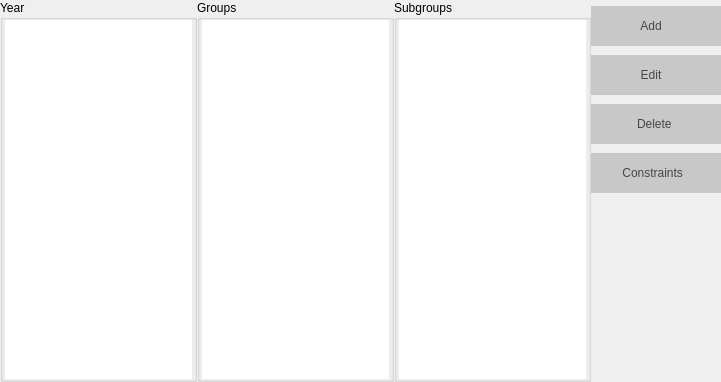
alexandrutm/UnivTimetable, file Orar/OrarApp/ClassesView.ui: the form before one commit.
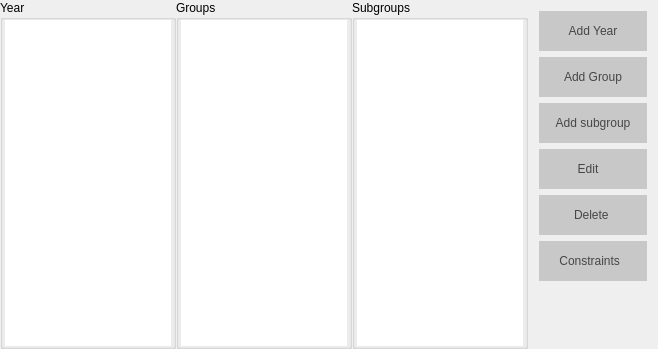
The form after the commit. Icons and pictures are not drawn.

Commit message: Split clases in groups and print some activity in timetable view

```diff
--- a/Orar/OrarApp/ClassesView.ui
+++ b/Orar/OrarApp/ClassesView.ui
@@ -6,10 +6,16 @@
    <rect>
     <x>0</x>
     <y>0</y>
-    <width>721</width>
-    <height>382</height>
+    <width>658</width>
+    <height>349</height>
    </rect>
   </property>
+  <property name="minimumSize">
+   <size>
+    <width>500</width>
+    <height>0</height>
+   </size>
+  </property>
   <property name="windowTitle">
    <string>ClassesView</string>
   </property>
@@ -34,6 +40,12 @@
    </property>
    <item>
     <widget class="QGroupBox" name="groupBox">
+     <property name="minimumSize">
+      <size>
+       <width>40</width>
+       <height>40</height>
+      </size>
+     </property>
      <property name="title">
       <string>Year</string>
      </property>
@@ -54,7 +66,13 @@
        <number>0</number>
       </property>
       <item>
-       <widget class="QTableView" name="mTable">
+       <widget class="QTableView" name="mYearTable">
+        <property name="minimumSize">
+         <size>
+          <width>40</width>
+          <height>0</height>
+         </size>
+        </property>
         <property name="styleSheet">
          <string notr="true"/>
         </property>
@@ -74,6 +92,12 @@
    </item>
    <item>
     <widget class="QGroupBox" name="groupBox_2">
+     <property name="minimumSize">
+      <size>
+       <width>40</width>
+       <height>40</height>
+      </size>
+     </property>
      <property name="title">
       <string>Groups</string>
      </property>
@@ -95,6 +119,12 @@
       </property>
       <item>
        <widget class="QTableView" name="mGroupTable">
+        <property name="minimumSize">
+         <size>
+          <width>40</width>
+          <height>0</height>
+         </size>
+        </property>
         <property name="frameShape">
          <enum>QFrame::NoFrame</enum>
         </property>
@@ -111,6 +141,12 @@
    </item>
    <item>
     <widget class="QGroupBox" name="groupBox_3">
+     <property name="minimumSize">
+      <size>
+       <width>40</width>
+       <height>40</height>
+      </size>
+     </property>
      <property name="title">
       <string>Subgroups</string>
      </property>
@@ -132,6 +168,12 @@
       </property>
       <item>
        <widget class="QTableView" name="mSubGroupTable">
+        <property name="minimumSize">
+         <size>
+          <width>40</width>
+          <height>40</height>
+         </size>
+        </property>
         <property name="frameShape">
          <enum>QFrame::NoFrame</enum>
         </property>
@@ -154,30 +196,7 @@
      <property name="frameShadow">
       <enum>QFrame::Raised</enum>
      </property>
-     <layout class="QHBoxLayout" name="horizontalLayout">
-      <property name="spacing">
-       <number>0</number>
-      </property>
-      <property name="leftMargin">
-       <number>0</number>
-      </property>
-      <property name="topMargin">
-       <number>0</number>
-      </property>
-      <property name="rightMargin">
-       <number>0</number>
-      </property>
-      <property name="bottomMargin">
-       <number>0</number>
-      </property>
-      <item>
-       <layout class="QVBoxLayout" name="verticalLayout_5">
-        <property name="spacing">
-         <number>9</number>
-        </property>
-        <property name="topMargin">
-         <number>6</number>
-        </property>
+     <layout class="QVBoxLayout" name="verticalLayout_3">
         <item>
          <widget class="QPushButton" name="mAdd">
           <property name="minimumSize">
@@ -205,7 +224,101 @@
 }</string>
           </property>
           <property name="text">
-           <string>Add   </string>
+         <string>Add Year</string>
+        </property>
+        <property name="icon">
+         <iconset resource="OrarApp.qrc">
+          <normaloff>:/Buttons/img/addBtn.png</normaloff>:/Buttons/img/addBtn.png</iconset>
+        </property>
+        <property name="iconSize">
+         <size>
+          <width>18</width>
+          <height>18</height>
+         </size>
+        </property>
+        <property name="default">
+         <bool>false</bool>
+        </property>
+        <property name="flat">
+         <bool>false</bool>
+        </property>
+       </widget>
+      </item>
+      <item>
+       <widget class="QPushButton" name="mAddGroup">
+        <property name="minimumSize">
+         <size>
+          <width>0</width>
+          <height>40</height>
+         </size>
+        </property>
+        <property name="layoutDirection">
+         <enum>Qt::RightToLeft</enum>
+        </property>
+        <property name="autoFillBackground">
+         <bool>false</bool>
+        </property>
+        <property name="styleSheet">
+         <string notr="true">QPushButton{
+	font: 75 12pt &quot;Times New Roman&quot;;
+	color: rgb(70, 70, 70);
+	background-color: rgb(200, 200, 200);
+	border: 0px solid;
+}
+
+QPushButton:hover {
+	background-color: rgb(231, 231, 231);
+}</string>
+        </property>
+        <property name="text">
+         <string>Add Group</string>
+        </property>
+        <property name="icon">
+         <iconset resource="OrarApp.qrc">
+          <normaloff>:/Buttons/img/addBtn.png</normaloff>:/Buttons/img/addBtn.png</iconset>
+        </property>
+        <property name="iconSize">
+         <size>
+          <width>18</width>
+          <height>18</height>
+         </size>
+        </property>
+        <property name="default">
+         <bool>false</bool>
+        </property>
+        <property name="flat">
+         <bool>false</bool>
+        </property>
+       </widget>
+      </item>
+      <item>
+       <widget class="QPushButton" name="mAddSubgroup">
+        <property name="minimumSize">
+         <size>
+          <width>0</width>
+          <height>40</height>
+         </size>
+        </property>
+        <property name="layoutDirection">
+         <enum>Qt::RightToLeft</enum>
+        </property>
+        <property name="autoFillBackground">
+         <bool>false</bool>
+        </property>
+        <property name="styleSheet">
+         <string notr="true">QPushButton{
+	font: 75 12pt &quot;Times New Roman&quot;;
+	color: rgb(70, 70, 70);
+	background-color: rgb(200, 200, 200);
+	border: 0px solid;
+}
+
+QPushButton:hover {
+	background-color: rgb(231, 231, 231);
+}</string>
+        </property>
+        <property name="text">
+         <string>Add subgroup</string>
           </property>
           <property name="icon">
            <iconset resource="OrarApp.qrc">
@@ -347,12 +460,10 @@
           <property name="sizeHint" stdset="0">
            <size>
             <width>20</width>
-            <height>40</height>
+          <height>85</height>
            </size>
           </property>
          </spacer>
-        </item>
-       </layout>
       </item>
      </layout>
     </widget>
```
Left out of the diff: 8 changed lines with no effect on the pictures. Lines whose indentation alone changed are shown as unchanged. The commit also changes 31 other files.
